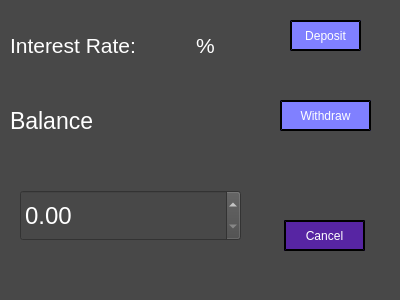
First picture: the form in Banking_System/savingsmenu.ui, repository GovindaJR/Banking-System, before the edit.
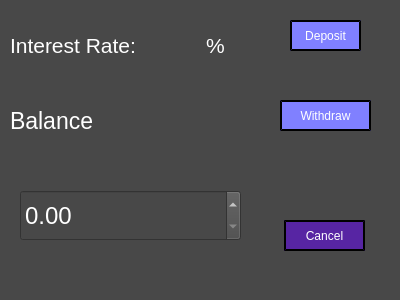
Second picture: the form after the edit.

The edit to the form file:
```diff
--- a/Banking_System/savingsmenu.ui
+++ b/Banking_System/savingsmenu.ui
@@ -107,7 +107,7 @@
   <widget class="QLabel" name="interest_rate_label">
    <property name="geometry">
     <rect>
-     <x>134</x>
+     <x>140</x>
      <y>30</y>
      <width>101</width>
      <height>31</height>
@@ -174,7 +174,7 @@
   <widget class="QLabel" name="interest_rate_label_3">
    <property name="geometry">
     <rect>
-     <x>190</x>
+     <x>200</x>
      <y>30</y>
      <width>31</width>
      <height>31</height>
```
